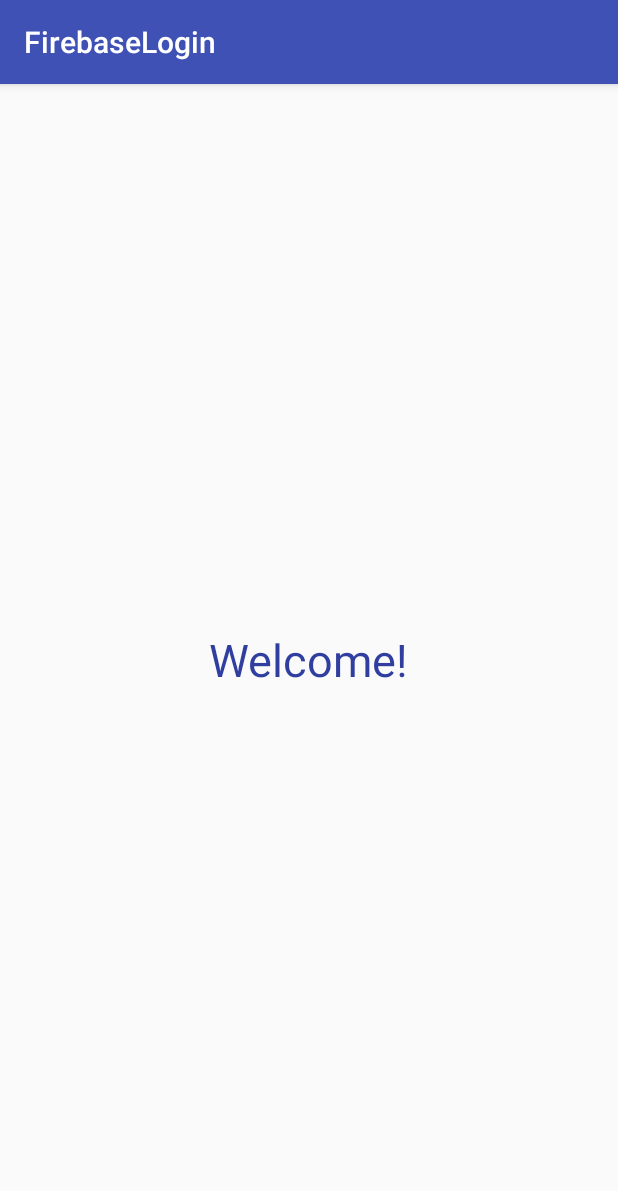
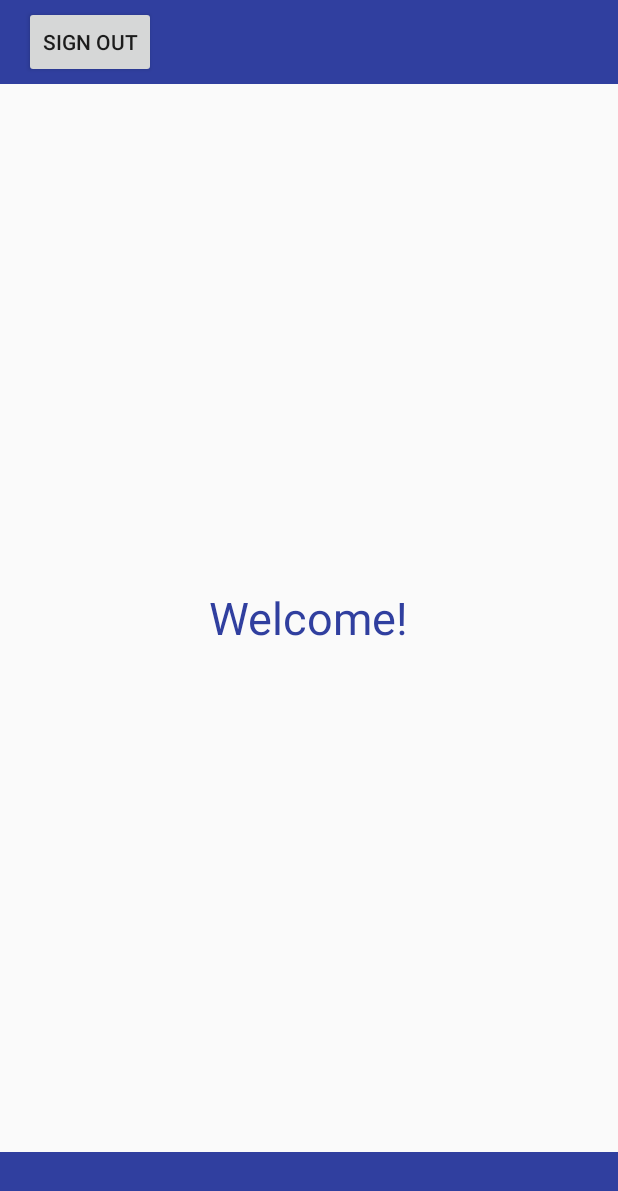
Before and after one commit to kctoombs/WorkoutBuddy, an Android app: the HomePage screen opened directly, with no data from a screen before it, on a phone screen of 412 x 824 dp. Shown: the top 1191 px of the screen. Run offline under Robolectric (Android 15) with nearby library versions, the phone set to English and light mode, and no system bars; our stand-ins replace Firebase (no records; nobody signed in at launch, a user with empty details on screens opened directly).

Commit message:
Sign out working. Added custom toolbars to activities.

```diff
--- a/app/src/main/AndroidManifest.xml
+++ b/app/src/main/AndroidManifest.xml
@@ -8,14 +8,14 @@
         android:label="@string/app_name"
         android:roundIcon="@mipmap/ic_launcher_round"
         android:supportsRtl="true"
-        android:theme="@style/AppTheme">
+        android:theme="@style/Theme.AppCompat.Light.NoActionBar">
         <activity android:name=".LoginActivity">
             <intent-filter>
                 <action android:name="android.intent.action.MAIN" />
-
                 <category android:name="android.intent.category.LAUNCHER" />
             </intent-filter>
         </activity>
+
         <activity android:name=".RegisterActivity">
 
         </activity>
--- a/app/src/main/java/com/example/ktoombs/firebaselogin/HomePage.java
+++ b/app/src/main/java/com/example/ktoombs/firebaselogin/HomePage.java
@@ -1,7 +1,13 @@
 package com.example.ktoombs.firebaselogin;
 
+import android.content.Intent;
 import android.os.Bundle;
 import android.support.v7.app.AppCompatActivity;
+import android.support.v7.widget.Toolbar;
+import android.view.View;
+import android.widget.Button;
+
+import com.google.firebase.auth.FirebaseAuth;
 
 /**
  * Created by ktoombs on 11/27/2017.
@@ -9,9 +15,27 @@ import android.support.v7.app.AppCompatActivity;
 
 public class HomePage extends AppCompatActivity {
 
+    private Button signOut;
+    FirebaseAuth mAuth;
+
     @Override
     protected void onCreate(Bundle savedInstanceState) {
         super.onCreate(savedInstanceState);
         setContentView(R.layout.activity_homepage);
+        mAuth = FirebaseAuth.getInstance();
+
+        Toolbar toolbar = findViewById(R.id.toolbar);
+        setSupportActionBar(toolbar);
+        getSupportActionBar().setDisplayShowTitleEnabled(false);
+
+        signOut = findViewById(R.id.signOut);
+        signOut.setOnClickListener(new View.OnClickListener() {
+            @Override
+            public void onClick(View view) {
+                mAuth.signOut();
+                Intent loginIntent = new Intent(getApplicationContext(), LoginActivity.class);
+                startActivity(loginIntent);
+            }
+        });
     }
 }
--- a/app/src/main/res/layout/activity_homepage.xml
+++ b/app/src/main/res/layout/activity_homepage.xml
@@ -1,14 +1,39 @@
 <?xml version="1.0" encoding="utf-8"?>
 <RelativeLayout xmlns:android="http://schemas.android.com/apk/res/android"
-    android:layout_width="match_parent" android:layout_height="match_parent">
+    android:layout_width="match_parent"
+    android:layout_height="match_parent">
+
+    <android.support.v7.widget.Toolbar
+        android:layout_width="match_parent"
+        android:layout_height="?attr/actionBarSize"
+        android:id="@+id/toolbar"
+        android:background="@color/colorPrimaryDark"
+        android:theme="@style/ThemeOverlay.AppCompat.ActionBar">
+
+        <Button
+            android:id="@+id/signOut"
+            android:layout_width="wrap_content"
+            android:layout_height="wrap_content"
+            android:text="Sign Out" />
+
+    </android.support.v7.widget.Toolbar>
 
     <TextView
         android:layout_width="wrap_content"
         android:layout_height="wrap_content"
+        android:layout_centerVertical="true"
+        android:layout_centerHorizontal="true"
         android:text="Welcome!"
+        android:textSize="30dp"
         android:textColor="@color/colorPrimaryDark"
-        android:textSize="30dp"
-        android:layout_centerHorizontal="true"
-        android:layout_centerVertical="true"/>
+        />
+
+    <android.support.v7.widget.Toolbar
+        android:layout_width="match_parent"
+        android:layout_height="wrap_content"
+        android:id="@+id/optionsToolbar"
+        android:background="@color/colorPrimaryDark"
+        android:layout_alignParentBottom="true">
+    </android.support.v7.widget.Toolbar>
 
 </RelativeLayout>
--- a/app/src/main/res/layout/activity_login.xml
+++ b/app/src/main/res/layout/activity_login.xml
@@ -6,13 +6,16 @@
     android:layout_height="match_parent"
     tools:context="com.example.ktoombs.firebaselogin.LoginActivity">
 
+    <include layout="@layout/toolbar"/>
+
     <EditText
         android:layout_width="match_parent"
         android:layout_height="wrap_content"
         android:id="@+id/email"
         android:hint="Email"
         android:layout_marginBottom="10dp"
-        android:layout_marginTop="10dp"/>
+        android:layout_marginTop="10dp"
+        android:layout_below="@+id/toolbar"/>
 
     <EditText
         android:layout_width="match_parent"
--- a/app/src/main/res/layout/activity_register.xml
+++ b/app/src/main/res/layout/activity_register.xml
@@ -1,6 +1,8 @@
 <?xml version="1.0" encoding="utf-8"?>
 <RelativeLayout xmlns:android="http://schemas.android.com/apk/res/android"
     android:layout_width="match_parent" android:layout_height="match_parent">
+
+    <include layout="@layout/toolbar"/>
 
     <EditText
         android:layout_width="match_parent"
@@ -8,7 +10,8 @@
         android:id="@+id/firstName"
         android:hint="Enter First Name"
         android:layout_marginTop="10dp"
-        android:layout_marginBottom="10dp"/>
+        android:layout_marginBottom="10dp"
+        android:layout_below="@+id/toolbar"/>
 
     <EditText
         android:layout_width="match_parent"
```
Also changed, not shown: app/src/main/res/layout/toolbar.xml (added, +11 -0 lines).
